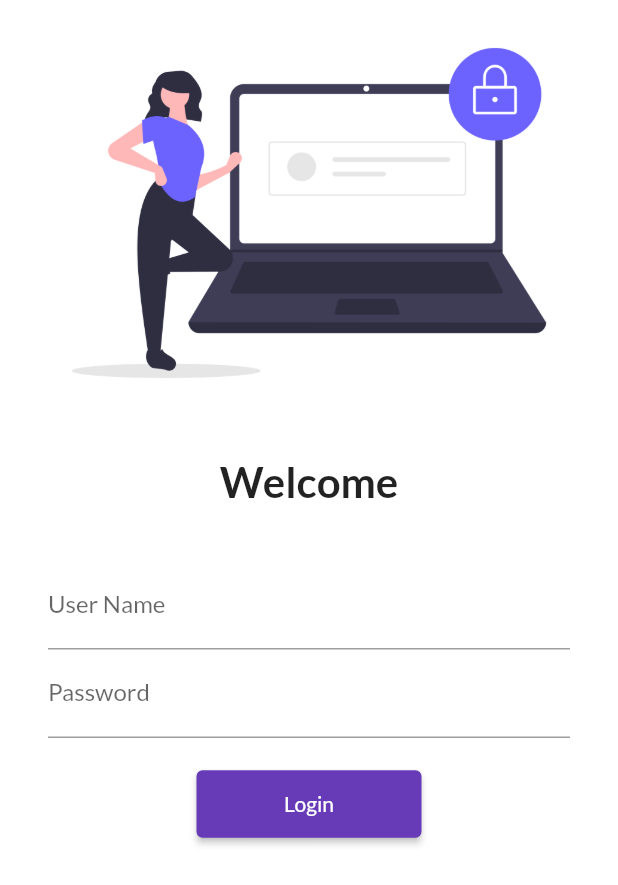
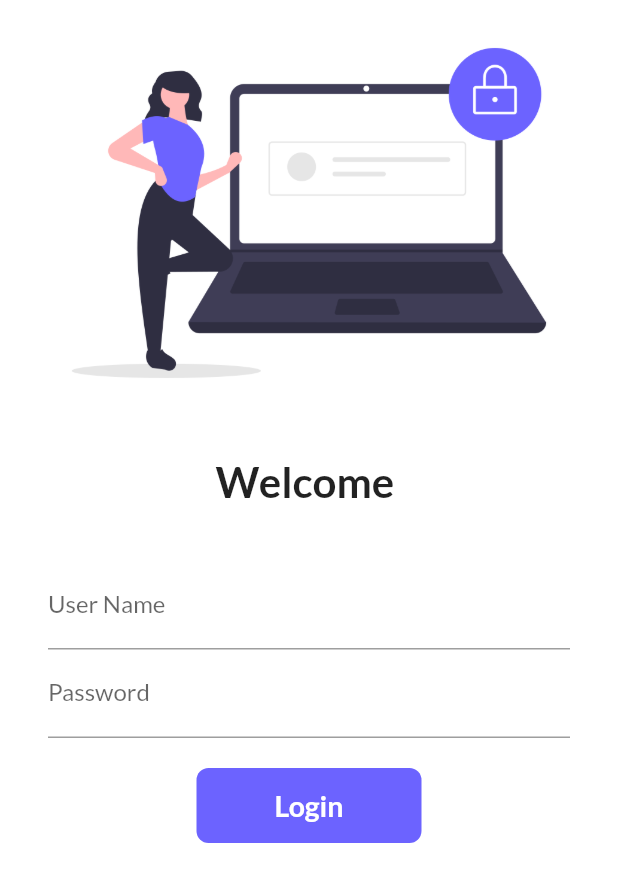
Before and after one commit to imrezaul/30DaysOfFlutter, a Flutter app: the screen it shows after launch, on a phone screen of 412 x 824 dp. Shown: the top 885 px of the screen. Run offline on Flutter 3.47's test engine with Material 2 defaults, Android fonts, the phone set to English and light mode, and no system bars; our stand-ins replace google_fonts.

Commit message:
Day 6 Completed

```diff
--- a/lib/pages/login_page.dart
+++ b/lib/pages/login_page.dart
@@ -3,9 +3,16 @@
 import 'package:flutter/material.dart';
 import 'package:flutter_catalog/utils/routes.dart';
 
-class LoginPage extends StatelessWidget {
+class LoginPage extends StatefulWidget {
   const LoginPage({Key? key}) : super(key: key);
 
+  @override
+  State<LoginPage> createState() => _LoginPageState();
+}
+
+class _LoginPageState extends State<LoginPage> {
+  String name = "";
+  bool changeButton = false;
   @override
   Widget build(BuildContext context) {
     return Material(
@@ -21,7 +28,7 @@ class LoginPage extends StatelessWidget {
               height: 20,
             ),
             Text(
-              "Welcome",
+              "Welcome $name",
               style: TextStyle(
                 fontSize: 28,
                 fontWeight: FontWeight.bold,
@@ -40,6 +47,10 @@ class LoginPage extends StatelessWidget {
                       hintText: "Enter User Name",
                       labelText: "User Name",
                     ),
+                    onChanged: (dat) {
+                      name = dat;
+                      setState(() {});
+                    },
                   ),
                   TextFormField(
                     obscureText: true,
@@ -51,14 +62,52 @@ class LoginPage extends StatelessWidget {
                   SizedBox(
                     height: 20,
                   ),
-                  ElevatedButton(
-                    child: Text("Login"),
-                    style: TextButton.styleFrom(minimumSize: Size(150, 45)),
-                    //style: TextButton.styleFrom(),
-                    onPressed: () {
+
+                  InkWell(
+                    onTap: () async {
+                      setState(() {
+                        changeButton = true;
+                      });
+
+                      await Future.delayed(Duration(seconds: 1));
                       Navigator.pushNamed(context, MyRoutes.homeRoute);
                     },
-                  )
+                    child: AnimatedContainer(
+                      duration: Duration(seconds: 1),
+                      width: changeButton ? 50 : 150,
+                      height: 50,
+                      //color: Color.fromRGBO(108, 99, 255, 1),
+                      alignment: Alignment.center,
+                      child: changeButton
+                          ? Icon(
+                              Icons.done,
+                              color: Colors.white,
+                            )
+                          : Text(
+                              "Login",
+                              style: TextStyle(
+                                color: Colors.white,
+                                fontWeight: FontWeight.bold,
+                                fontSize: 19,
+                              ),
+                            ),
+                      decoration: BoxDecoration(
+                        color: Color.fromRGBO(108, 99, 255, 1),
+                        // shape:
+                        //     changeButton ? BoxShape.circle : BoxShape.rectangle,
+                        borderRadius:
+                            BorderRadius.circular(changeButton ? 50 : 8),
+                      ),
+                    ),
+                  ),
+                  // ElevatedButton(
+                  //   child: Text("Login"),
+                  //   style: TextButton.styleFrom(minimumSize: Size(150, 45)),
+                  //   //style: TextButton.styleFrom(),
+                  //   onPressed: () {
+                  //     Navigator.pushNamed(context, MyRoutes.homeRoute);
+                  //   },
+                  // )
                 ],
               ),
             ),
```
